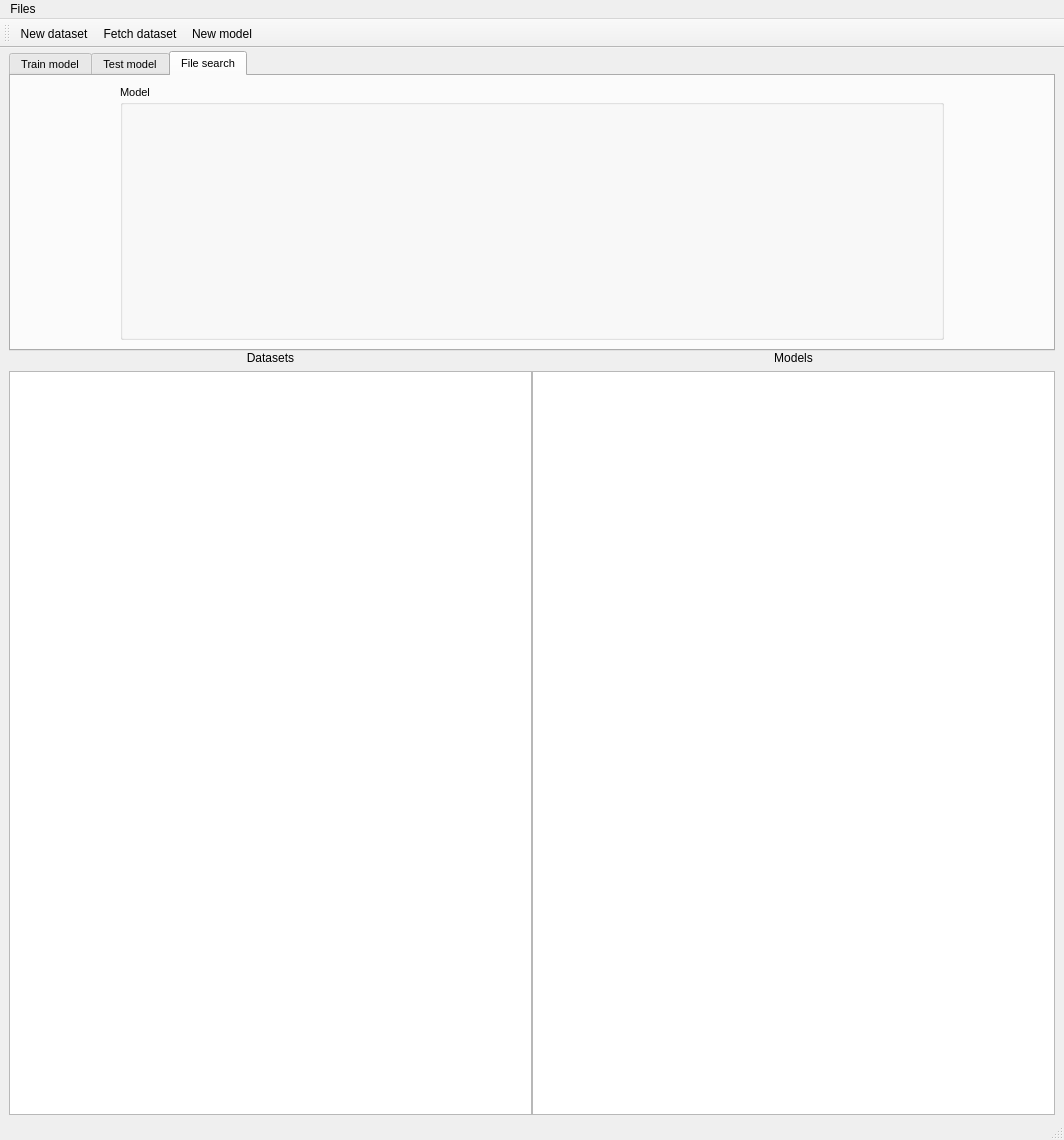
Old version of the form gui/designer/semhash_main.ui in the repository rafalpiwnik/SemanticHashing.
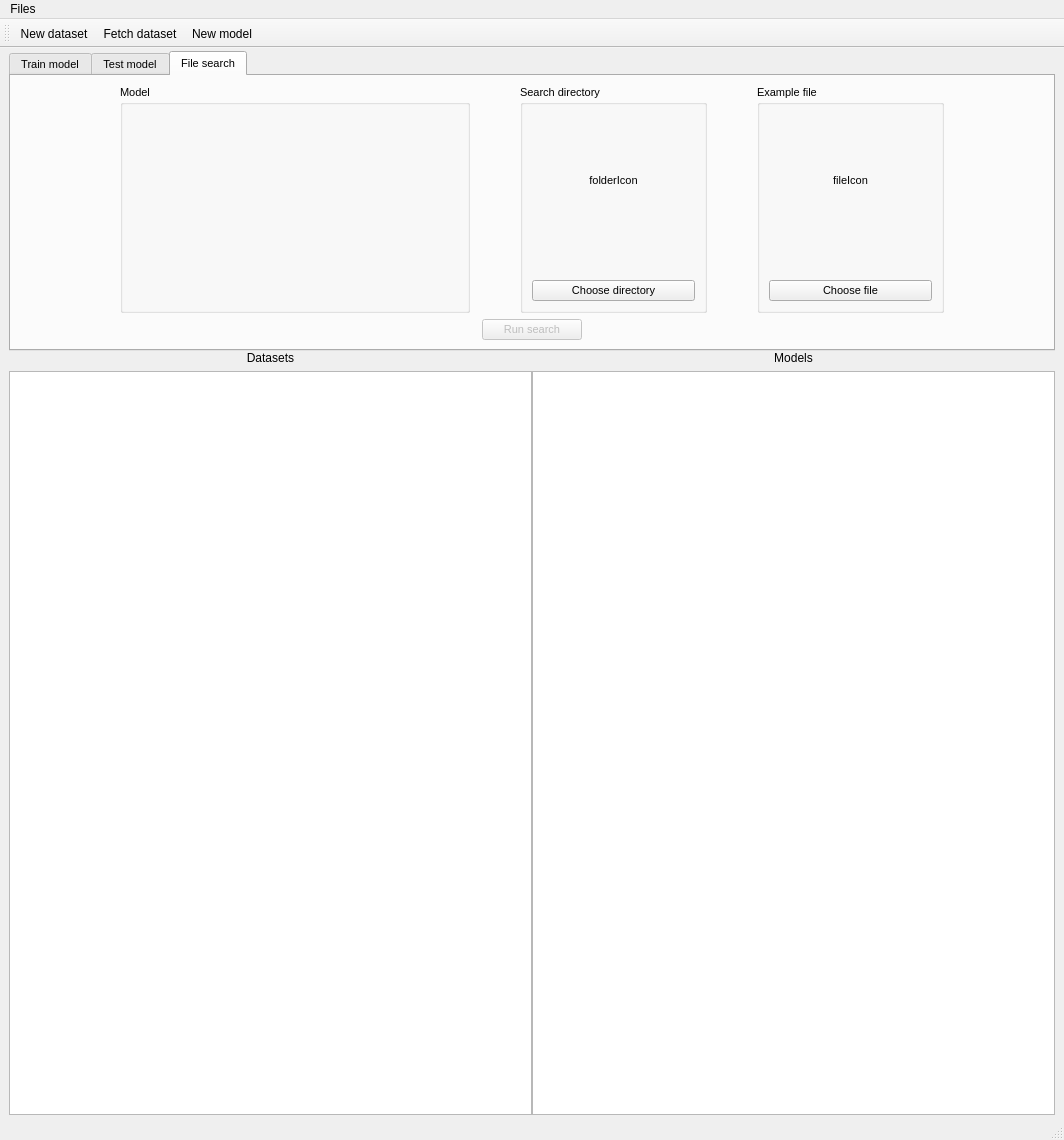
New version of the form.

Commit message: updated to search tab

Diff of the .ui file:
```diff
--- a/gui/designer/semhash_main.ui
+++ b/gui/designer/semhash_main.ui
@@ -350,14 +350,66 @@
           <property name="horizontalSpacing">
            <number>50</number>
           </property>
+          <item row="1" column="2">
+           <widget class="QGroupBox" name="searchDirGroupbox">
+            <property name="title">
+             <string>Search directory</string>
+            </property>
+            <layout class="QVBoxLayout" name="verticalLayout_4">
+             <item>
+              <layout class="QGridLayout" name="searchDirSpace">
+               <item row="2" column="0">
+                <widget class="QPushButton" name="chooseDirButton">
+                 <property name="text">
+                  <string>Choose directory</string>
+                 </property>
+                </widget>
+               </item>
+               <item row="1" column="0">
+                <widget class="QLabel" name="dirname">
+                 <property name="maximumSize">
+                  <size>
+                   <width>16777215</width>
+                   <height>20</height>
+                  </size>
+                 </property>
+                 <property name="text">
+                  <string/>
+                 </property>
+                 <property name="alignment">
+                  <set>Qt::AlignCenter</set>
+                 </property>
+                </widget>
+               </item>
+               <item row="0" column="0">
+                <widget class="QLabel" name="dirIcon">
+                 <property name="text">
+                  <string>folderIcon</string>
+                 </property>
+                 <property name="alignment">
+                  <set>Qt::AlignCenter</set>
+                 </property>
+                </widget>
+               </item>
+              </layout>
+             </item>
+            </layout>
+           </widget>
+          </item>
           <item row="1" column="1">
            <widget class="QGroupBox" name="searchModelGroupbox">
             <property name="sizePolicy">
-             <sizepolicy hsizetype="Minimum" vsizetype="MinimumExpanding">
+             <sizepolicy hsizetype="Minimum" vsizetype="Minimum">
               <horstretch>0</horstretch>
               <verstretch>0</verstretch>
              </sizepolicy>
             </property>
+            <property name="maximumSize">
+             <size>
+              <width>350</width>
+              <height>16777215</height>
+             </size>
+            </property>
             <property name="title">
              <string>Model</string>
             </property>
@@ -388,7 +440,7 @@
             </property>
            </spacer>
           </item>
-          <item row="1" column="2">
+          <item row="1" column="4">
            <spacer name="horizontalSpacer_6">
             <property name="orientation">
              <enum>Qt::Horizontal</enum>
@@ -403,6 +455,72 @@
              </size>
             </property>
            </spacer>
+          </item>
+          <item row="1" column="3">
+           <widget class="QGroupBox" name="fileGroupbox">
+            <property name="title">
+             <string>Example file</string>
+            </property>
+            <layout class="QVBoxLayout" name="verticalLayout_5">
+             <item>
+              <layout class="QGridLayout" name="fileSpaceLayout">
+               <item row="2" column="0">
+                <widget class="QPushButton" name="chooseFileButton">
+                 <property name="text">
+                  <string>Choose file</string>
+                 </property>
+                </widget>
+               </item>
+               <item row="1" column="0">
+                <widget class="QLabel" name="filename">
+                 <property name="maximumSize">
+                  <size>
+                   <width>16777215</width>
+                   <height>20</height>
+                  </size>
+                 </property>
+                 <property name="text">
+                  <string/>
+                 </property>
+                 <property name="alignment">
+                  <set>Qt::AlignCenter</set>
+                 </property>
+                </widget>
+               </item>
+               <item row="0" column="0">
+                <widget class="QLabel" name="fileIcon">
+                 <property name="text">
+                  <string>fileIcon</string>
+                 </property>
+                 <property name="alignment">
+                  <set>Qt::AlignCenter</set>
+                 </property>
+                </widget>
+               </item>
+              </layout>
+             </item>
+            </layout>
+           </widget>
+          </item>
+         </layout>
+        </item>
+        <item>
+         <layout class="QGridLayout" name="searchButtonsGrid">
+          <item row="0" column="0">
+           <widget class="QPushButton" name="runSearchButton">
+            <property name="enabled">
+             <bool>false</bool>
+            </property>
+            <property name="maximumSize">
+             <size>
+              <width>100</width>
+              <height>16777215</height>
+             </size>
+            </property>
+            <property name="text">
+             <string>Run search</string>
+            </property>
+           </widget>
           </item>
          </layout>
         </item>
```
Left out of the diff: 6 changed lines with no effect on the pictures. The commit also changes 3 other files.
